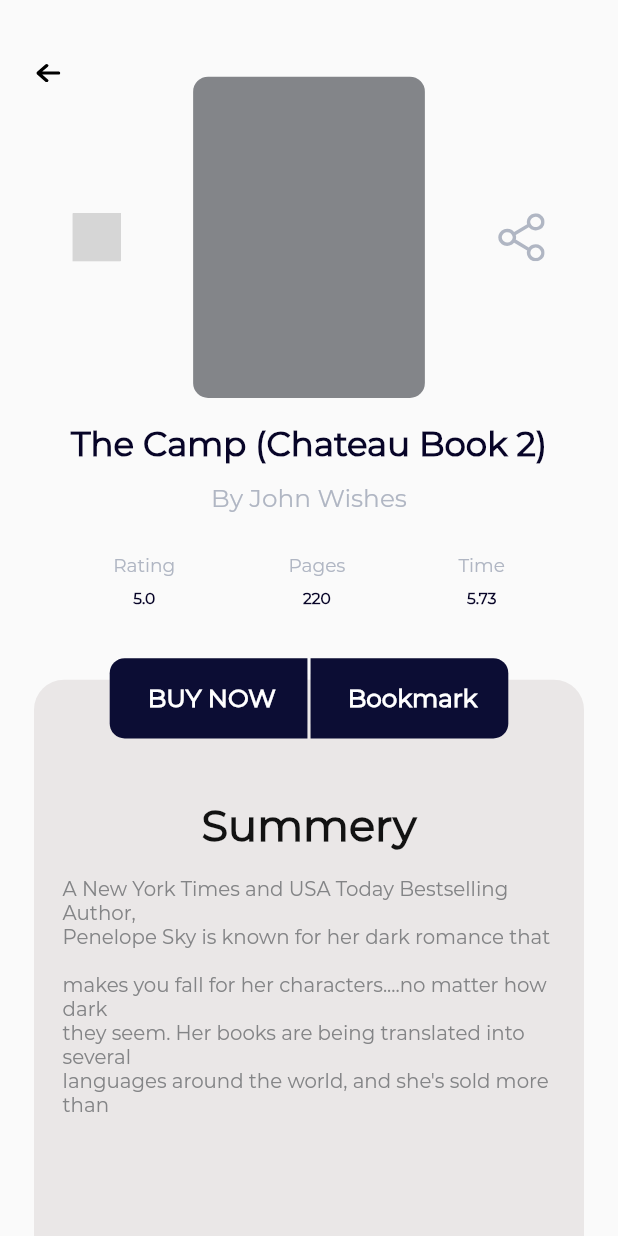
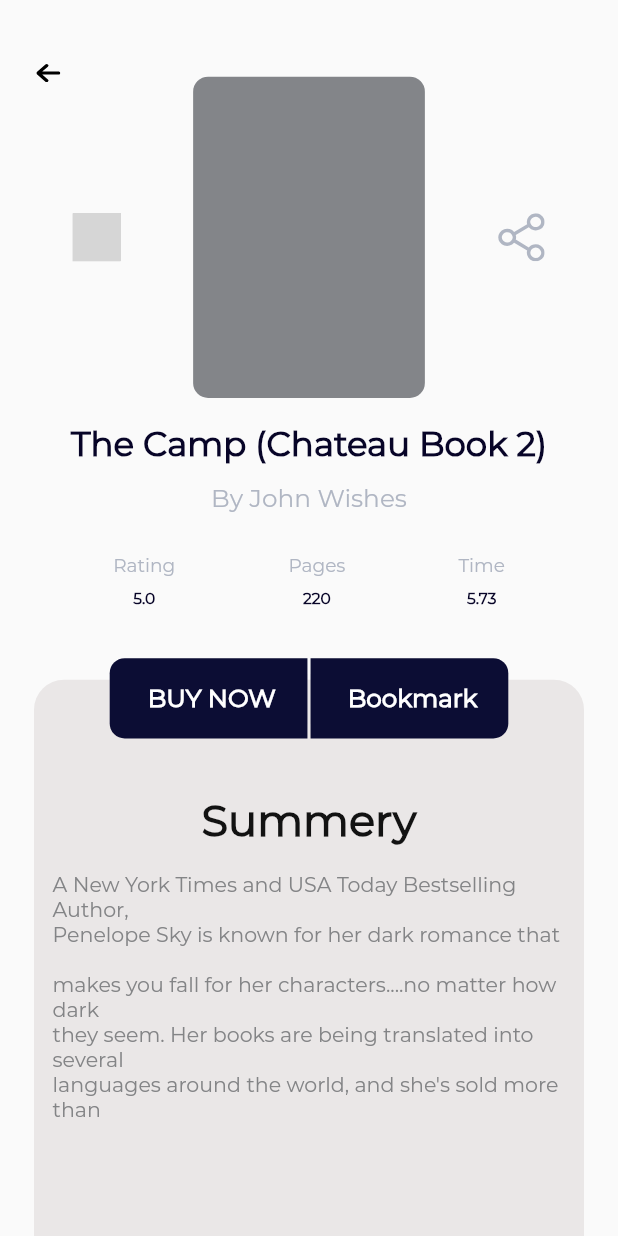
Before and after one commit to gairick-saha/book, a Flutter app: the screen it shows after launch, on a phone screen of 412 x 824 dp. Run offline on Flutter 3.47's test engine with Material 2 defaults, Android fonts, the phone set to English and light mode, and no system bars; our stand-ins replace flutter_svg, get; missing offline and left inert: epub_viewer; project files that could hold a hidden picture were left out; grey boxes are pictures that could not be loaded.

Commit message:
summuery text size fix

```diff
--- a/lib/ui/screens/detail_book_screen.dart
+++ b/lib/ui/screens/detail_book_screen.dart
@@ -64,6 +64,9 @@ Widget _contentWidget(
       ),
       color: Color(0xffeae7e7),
     ),
+    padding: EdgeInsets.symmetric(
+      horizontal: screenWidth * 0.03,
+    ),
     child: Column(
       mainAxisSize: MainAxisSize.min,
       crossAxisAlignment: CrossAxisAlignment.center,
@@ -81,16 +84,17 @@ Widget _contentWidget(
         SizedBox(
           height: screenHeight * 0.02,
         ),
-        Text(
+        FittedBox(
+          child: Text(
             '''A New York Times and USA Today Bestselling\nAuthor, \nPenelope Sky is known for her dark romance that \n\nmakes you fall for her characters....no matter how\ndark\nthey seem. Her books are being translated into\nseveral\nlanguages around the world, and she's sold more\nthan ''',
             style: TextStyle(
               color: Color(0xff838486),
               fontWeight: FontWeight.w400,
               fontFamily: "Montserrat",
               fontStyle: FontStyle.normal,
-            fontSize: screenWidth * 0.032,
             ),
             textAlign: TextAlign.left,
+          ),
         ),
       ],
     ),
```
Lines whose indentation alone changed are shown as unchanged.
